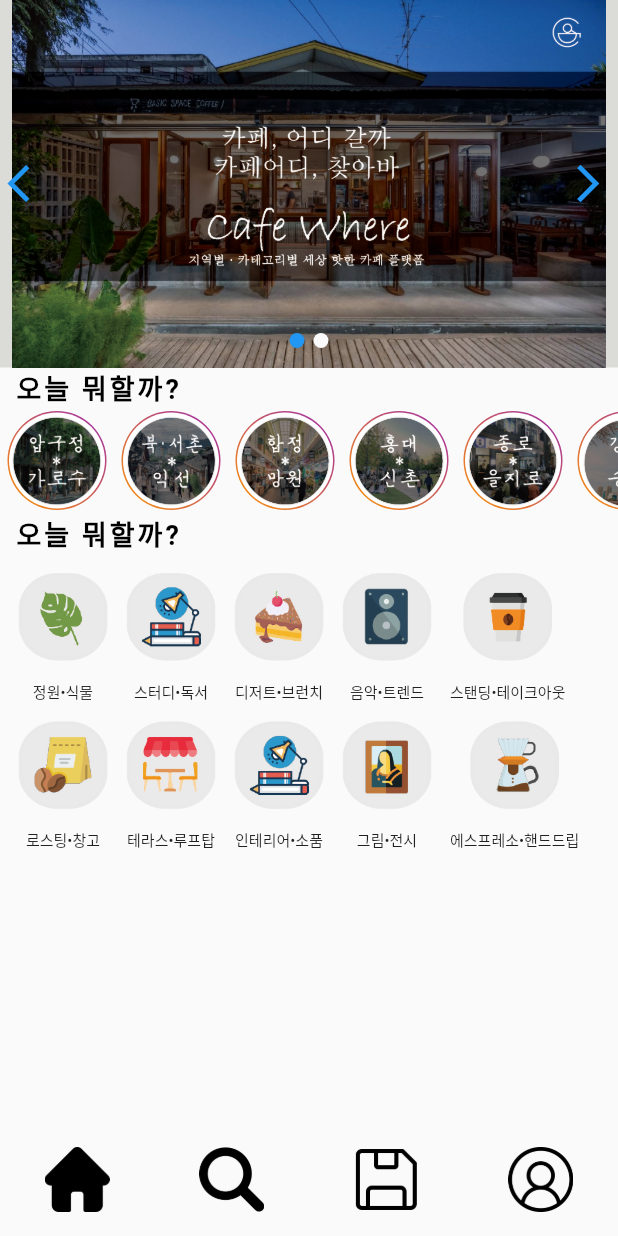
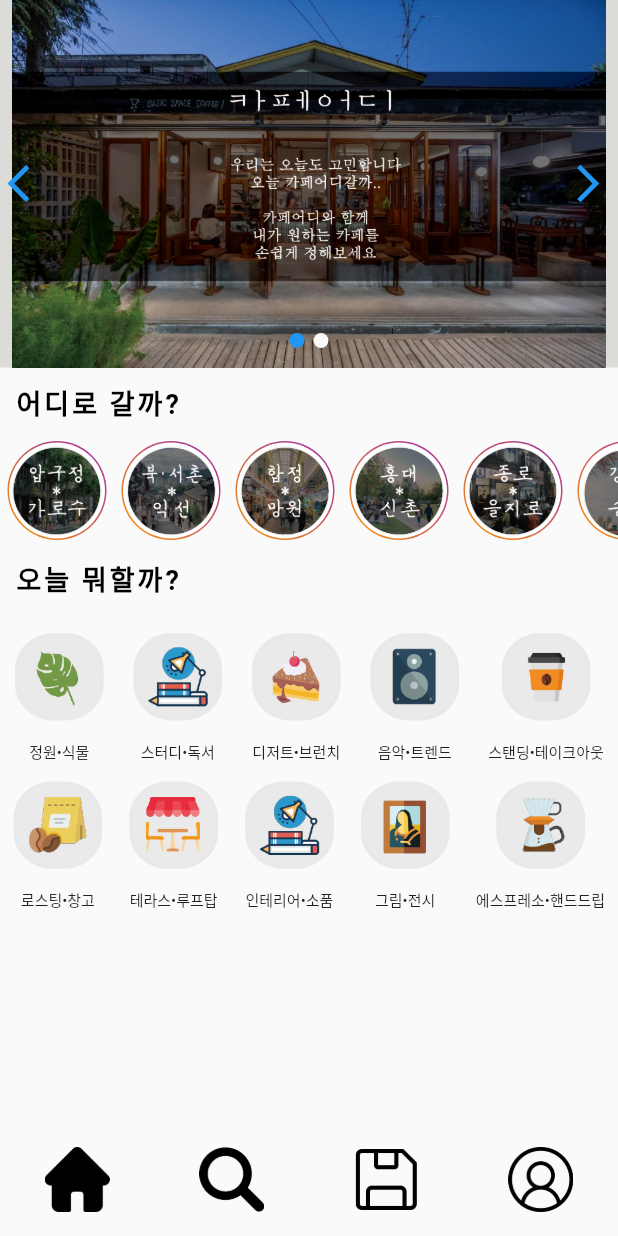
Before and after one commit to kimmj88/cafewhere, a Flutter app: the screen it shows after launch, on a phone screen of 412 x 824 dp. Run offline on Flutter 3.47's test engine with Material 2 defaults, Android fonts, the phone set to English and light mode, and no system bars; our stand-ins replace cached_network_image, flutter_swiper, get; Roboto replaces fonts that are missing (Batang).

Commit message:
reFactoring Home Source

```diff
--- a/lib/ImageComponent.dart
+++ b/lib/ImageComponent.dart
@@ -30,12 +30,23 @@ class _ImageComponentState extends State<ImageComponent>
         ),
         backgroundColor: Colors.white,
         title: Container(
+          child: TextField(
+            decoration: new InputDecoration(
+                border: InputBorder.none,
+                focusedBorder: InputBorder.none,
+                suffixIcon: Icon(Icons.search), //검색 아이콘 추가
+                contentPadding:
+                    EdgeInsets.only(left: 5, bottom: 5, top: 5, right: 5),
+                hintText: '검색'),
+          ),
           height: 40,
           width: 300,
           decoration: BoxDecoration(
             borderRadius: BorderRadius.circular(15),
             color: Colors.black12,
-                shape: BoxShape.rectangle)),
+            shape: BoxShape.rectangle,
+          ),
+        ),
         bottom: PreferredSize(
           preferredSize: Size.fromHeight(100),
           child: Container(
@@ -49,15 +60,16 @@ class _ImageComponentState extends State<ImageComponent>
                   child: ListView(
                     scrollDirection: Axis.horizontal,
                     children: <Widget>[
-                      CircleButton('assets/images/ag.png'),
-                      CircleButton('assets/images/be.png'),
-                      CircleButton('assets/images/hm.png'),
-                      CircleButton('assets/images/hs.png'),
-                      CircleButton('assets/images/je.png'),
-                      CircleButton('assets/images/ks.png'),
-                      CircleButton('assets/images/ss.png'),
-                      CircleButton('assets/images/yi.png'),
-                      CircleButton('assets/images/ym.png'),
+                      CircleButton(IconsPath.theme_plant),
+                      CircleButton(IconsPath.theme_study),
+                      CircleButton(IconsPath.theme_dessrt),
+                      CircleButton(IconsPath.theme_music),
+                      CircleButton(IconsPath.theme_takeout),
+                      CircleButton(IconsPath.theme_grage),
+                      CircleButton(IconsPath.theme_rooftop),
+                      CircleButton(IconsPath.theme_interior),
+                      CircleButton(IconsPath.theme_picture),
+                      CircleButton(IconsPath.theme_expresso),
                     ],
                   ),
                 ),
@@ -86,14 +98,12 @@ class _ImageComponentState extends State<ImageComponent>
           children: [
             Container(
                 height: 200,
-              decoration:
-                  BoxDecoration(color: Colors.amber, shape: BoxShape.rectangle),
-            ),
+                decoration: BoxDecoration(
+                    color: Colors.amber, shape: BoxShape.rectangle)),
             Container(
                 height: 200,
-              decoration:
-                  BoxDecoration(color: Colors.blue, shape: BoxShape.rectangle),
-            ),
+                decoration: BoxDecoration(
+                    color: Colors.blue, shape: BoxShape.rectangle)),
             Container(
               height: 200,
               decoration: BoxDecoration(
--- a/lib/home.dart
+++ b/lib/home.dart
@@ -3,6 +3,7 @@ import 'package:flutter/src/foundation/key.dart';
 import 'package:flutter/src/widgets/framework.dart';
 import 'package:flutter_application_1/CircleButton.dart';
 import 'package:flutter_application_1/Roundbutton.dart';
+import 'package:flutter_application_1/image_data.dart';
 import 'package:flutter_swiper/flutter_swiper.dart';
 
 import 'package:get/get.dart';
@@ -13,8 +14,8 @@ import 'package:get/get.dart';
 // ];
 
 final List<String> imgList = [
+  'assets/images/main_home.png',
   'assets/images/main_home2.png',
-  'assets/images/main_home.png',
 ];
 
 class Home extends StatelessWidget {
@@ -39,30 +40,8 @@ class Home extends StatelessWidget {
                 },
               ),
             ),
-            Row(
-              children: [
-                SizedBox(
-                  width: 10,
-                ),
-                Align(
-                  alignment: Alignment.centerLeft,
-                  child: Container(
-                    child: Text(
-                      '오늘 뭐할까?',
-                      style: TextStyle(
-                          color: Colors.black,
-                          fontSize: 18,
-                          fontFamily: 'Batang',
-                          fontWeight: FontWeight.bold,
-                          letterSpacing: 2.0),
-                    ),
-                  ),
-                ),
-              ],
-            ),
+            mainText('어디로 갈까?'),
             Container(
-              //color: Colors.black12,
-              //margin: EdgeInsets.symmetric(vertical: 20.0),
               height: 70.0,
               child: ListView(
                 scrollDirection: Axis.horizontal,
@@ -79,53 +58,25 @@ class Home extends StatelessWidget {
                 ],
               ),
             ),
+            mainText('오늘 뭐할까?'),
             Row(
+              mainAxisAlignment: MainAxisAlignment.spaceAround,
               children: [
-                SizedBox(
-                  width: 10,
-                ),
-                Align(
-                  alignment: Alignment.centerLeft,
-                  child: Container(
-                    child: Text(
-                      '오늘 뭐할까?',
-                      style: TextStyle(
-                          color: Colors.black,
-                          fontSize: 18,
-                          fontFamily: 'Batang',
-                          fontWeight: FontWeight.bold,
-                          letterSpacing: 2.0),
-                    ),
-                  ),
-                ),
+                RoundButton(IconsPath.theme_plant, '정원•식물'),
+                RoundButton(IconsPath.theme_study, '스터디•독서'),
+                RoundButton(IconsPath.theme_dessrt, '디저트•브런치'),
+                RoundButton(IconsPath.theme_music, '음악•트렌드'),
+                RoundButton(IconsPath.theme_takeout, '스탠딩•테이크아웃'),
               ],
             ),
             Row(
+              mainAxisAlignment: MainAxisAlignment.spaceAround,
               children: [
-                SizedBox(width: 12),
-                RoundButton('assets/images/garden_plant.png', '정원•식물'),
-                SizedBox(width: 12),
-                RoundButton('assets/images/study_round.png', '스터디•독서'),
-                SizedBox(width: 12),
-                RoundButton('assets/images/dessrt.png', '디저트•브런치'),
-                SizedBox(width: 12),
-                RoundButton('assets/images/music_trend.png', '음악•트렌드'),
-                SizedBox(width: 12),
-                RoundButton('assets/images/takeout.png', '스탠딩•테이크아웃'),
-              ],
-            ),
-            Row(
-              children: [
-                SizedBox(width: 12),
-                RoundButton('assets/images/grage.png', '로스팅•창고'),
-                SizedBox(width: 12),
-                RoundButton('assets/images/rooftop.png', '테라스•루프탑'),
-                SizedBox(width: 12),
-                RoundButton('assets/images/study_round.png', '인테리어•소품'),
-                SizedBox(width: 12),
-                RoundButton('assets/images/picture_concert.png', '그림•전시'),
-                SizedBox(width: 12),
-                RoundButton('assets/images/expresso.png', '에스프레소•핸드드립'),
+                RoundButton(IconsPath.theme_grage, '로스팅•창고'),
+                RoundButton(IconsPath.theme_rooftop, '테라스•루프탑'),
+                RoundButton(IconsPath.theme_interior, '인테리어•소품'),
+                RoundButton(IconsPath.theme_picture, '그림•전시'),
+                RoundButton(IconsPath.theme_expresso, '에스프레소•핸드드립'),
               ],
             ),
           ],
@@ -134,3 +85,24 @@ class Home extends StatelessWidget {
     );
   }
 }
+
+Widget mainText(String text) {
+  return Container(
+    margin: const EdgeInsets.symmetric(vertical: 10, horizontal: 10),
+    child: Align(
+      alignment: Alignment.centerLeft,
+      // ignore: avoid_unnecessary_containers
+      child: Container(
+        child: Text(
+          text,
+          style: const TextStyle(
+              color: Colors.black,
+              fontSize: 18,
+              fontFamily: 'Batang',
+              fontWeight: FontWeight.bold,
+              letterSpacing: 2.0),
+        ),
+      ),
+    ),
+  );
+}
--- a/lib/image_data.dart
+++ b/lib/image_data.dart
@@ -33,4 +33,15 @@ class IconsPath {
 
   static String get userOn => 'assets/images/user_on.png';
   static String get userOff => 'assets/images/user_off.png';
+
+  static String get theme_plant => 'assets/images/garden_plant.png';
+  static String get theme_study => 'assets/images/study_round.png';
+  static String get theme_dessrt => 'assets/images/dessrt.png';
+  static String get theme_music => 'assets/images/music_trend.png';
+  static String get theme_takeout => 'assets/images/takeout.png';
+  static String get theme_grage => 'assets/images/grage.png';
+  static String get theme_rooftop => 'assets/images/rooftop.png';
+  static String get theme_interior => 'assets/images/study_round.png';
+  static String get theme_picture => 'assets/images/picture_concert.png';
+  static String get theme_expresso => 'assets/images/expresso.png';
 }
```
Lines whose indentation alone changed are shown as unchanged.
